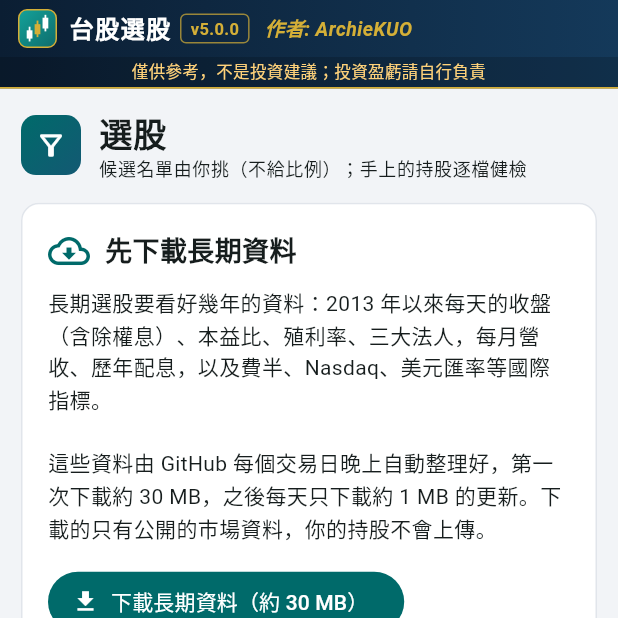
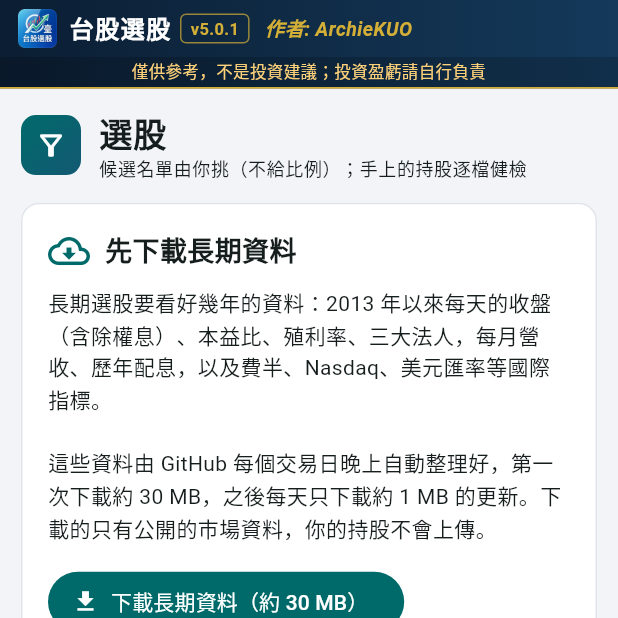
Before and after one commit to nmymdf/stock_screener, a Flutter app: the screen it shows after launch, after a tap on "我了解並同意", on a phone screen of 412 x 824 dp, the top half of it. Run offline on Flutter 3.47's test engine with Material 3 defaults, Android fonts, the phone set to English and light mode, and no system bars.

Commit message:
v5.0.1: new app icon
- Android launcher icons, Windows exe/installer icon and the logo in the
  top bar all use the new 台股選股 icon (blue rounded square only, corners
  transparent, no white surround)

Co-Authored-By: Claude Opus 5.5 <noreply@anthropic.com>
Claude-Session: https://claude.ai/code/session_01NaqvESpprM6aNaSJ9FX5UU

```diff
--- a/app/lib/app_build_info.dart
+++ b/app/lib/app_build_info.dart
@@ -1,3 +1,3 @@
 /// App 目前的版本號，編譯時就直接寫死進去（跟 stock_acc 一樣的做法），
 /// 每次要出新版本，手動把這個數字往上加一，跟 pubspec.yaml 的 version 保持一致。
-const String kAppVersion = 'v5.0.0';
+const String kAppVersion = 'v5.0.1';
--- a/app/lib/ui/widgets/app_banner.dart
+++ b/app/lib/ui/widgets/app_banner.dart
@@ -301,44 +301,11 @@ class _ThemeToggle extends StatelessWidget {
   }
 }
 
-/// 標誌：圓角方塊裡三根 K 棒。
+/// 標誌：跟 App 圖示同一張圖。
 class _Logo extends StatelessWidget {
   const _Logo();
 
   @override
-  Widget build(BuildContext context) => Container(
-    width: 26,
-    height: 26,
-    decoration: BoxDecoration(
-      gradient: const LinearGradient(
-        colors: [Color(0xFF14A39A), Color(0xFF0E6B6B)],
-        begin: Alignment.topLeft,
-        end: Alignment.bottomRight,
-      ),
-      borderRadius: BorderRadius.circular(6),
-      border: Border.all(color: AppBanner.gold, width: 1),
-    ),
-    child: CustomPaint(painter: _CandlePainter()),
-  );
+  Widget build(BuildContext context) =>
+      Image.asset('assets/app_icon.png', width: 26, height: 26, filterQuality: FilterQuality.medium);
 }
-
-class _CandlePainter extends CustomPainter {
-  @override
-  void paint(Canvas canvas, Size size) {
-    final w = size.width, h = size.height;
-    void candle(double x, double top, double bottom, double wickTop, double wickBottom, Color c) {
-      final p = Paint()
-        ..color = c
-        ..strokeWidth = 1.2;
-      canvas.drawLine(Offset(x, h * wickTop), Offset(x, h * wickBottom), p);
-      canvas.drawRect(Rect.fromLTRB(x - w * .08, h * top, x + w * .08, h * bottom), p);
-    }
-
-    candle(w * .28, .55, .78, .45, .86, Colors.white);
-    candle(w * .5, .38, .66, .28, .74, AppBanner.gold);
-    candle(w * .72, .2, .5, .12, .58, Colors.white);
-  }
-
-  @override
-  bool shouldRepaint(covariant CustomPainter oldDelegate) => false;
-}
--- a/app/pubspec.yaml
+++ b/app/pubspec.yaml
@@ -16,7 +16,7 @@ publish_to: 'none' # Remove this line if you wish to publish to pub.dev
 # https://developer.apple.com/library/archive/documentation/General/Reference/InfoPlistKeyReference/Articles/CoreFoundationKeys.html
 # In Windows, build-name is used as the major, minor, and patch parts
 # of the product and file versions while build-number is used as the build suffix.
-version: 5.0.0+14
+version: 5.0.1+15
 
 environment:
   sdk: ^3.13.4
@@ -66,6 +66,9 @@ flutter:
   # the material Icons class.
   uses-material-design: true
 
+  assets:
+    - assets/app_icon.png
+
   # To add assets to your application, add an assets section, like this:
   # assets:
   #   - images/a_dot_burr.jpeg
```
Also changed, not shown: app/assets/app_icon.png (added), 7 other files.
